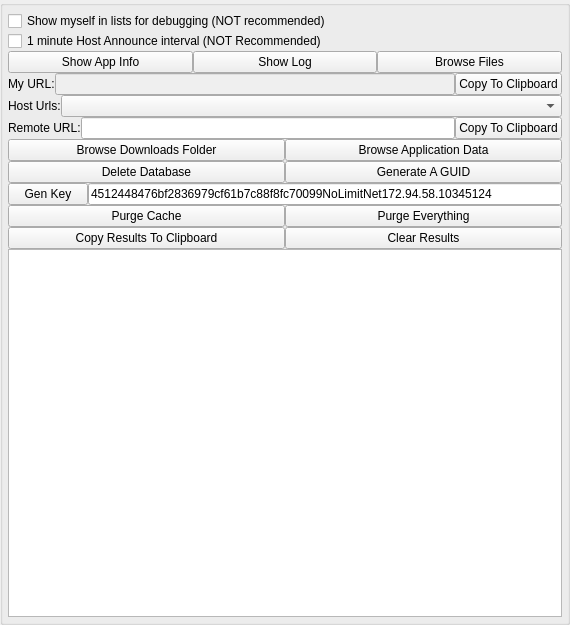
The window that nolimitgui/CommonSrc/Forms/AppletTestAndDebug.ui (nolimitconnect/NoLimitConnect) describes before a commit, drawn with Qt 5.
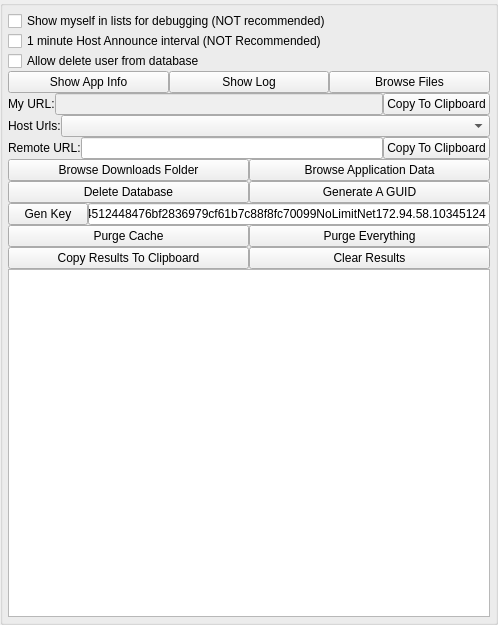
The same window after the commit.

```diff
--- a/nolimitgui/CommonSrc/Forms/AppletTestAndDebug.ui
+++ b/nolimitgui/CommonSrc/Forms/AppletTestAndDebug.ui
@@ -6,7 +6,7 @@
    <rect>
     <x>0</x>
     <y>0</y>
-    <width>570</width>
+    <width>498</width>
     <height>625</height>
    </rect>
   </property>
@@ -82,6 +82,12 @@
       </property>
       <item>
        <widget class="QCheckBox" name="m_ShowMyselfCheckBox">
+        <property name="sizePolicy">
+         <sizepolicy hsizetype="Preferred" vsizetype="Preferred">
+          <horstretch>0</horstretch>
+          <verstretch>0</verstretch>
+         </sizepolicy>
+        </property>
         <property name="text">
          <string notr="true">Show myself in lists for debugging (NOT recommended)</string>
         </property>
@@ -89,11 +95,30 @@
       </item>
       <item>
        <widget class="QCheckBox" name="m_FastHostAnnounceCheckBox">
+        <property name="sizePolicy">
+         <sizepolicy hsizetype="Preferred" vsizetype="Preferred">
+          <horstretch>0</horstretch>
+          <verstretch>0</verstretch>
+         </sizepolicy>
+        </property>
         <property name="text">
          <string>1 minute Host Announce interval (NOT Recommended)</string>
         </property>
        </widget>
       </item>
+      <item>
+       <widget class="QCheckBox" name="m_AllowDeleteUserCheckBox">
+        <property name="sizePolicy">
+         <sizepolicy hsizetype="Preferred" vsizetype="Preferred">
+          <horstretch>0</horstretch>
+          <verstretch>0</verstretch>
+         </sizepolicy>
+        </property>
+        <property name="text">
+         <string>Allow delete user from database</string>
+        </property>
+       </widget>
+      </item>
       <item>
        <layout class="QHBoxLayout" name="horizontalLayout">
         <item>
```
